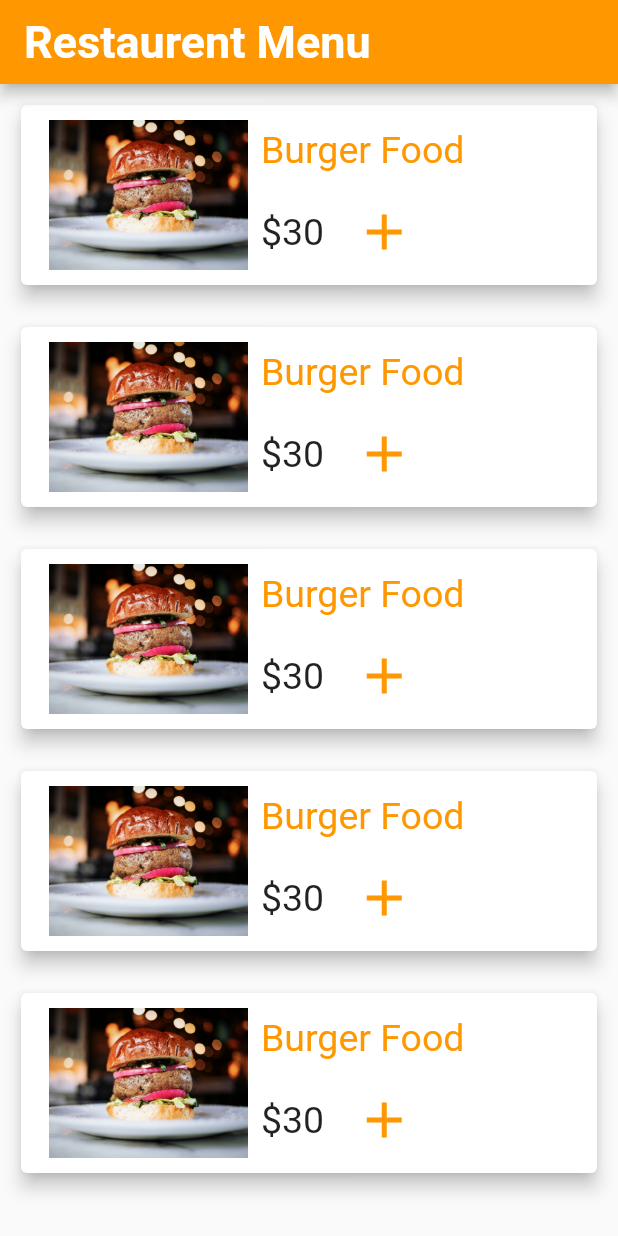
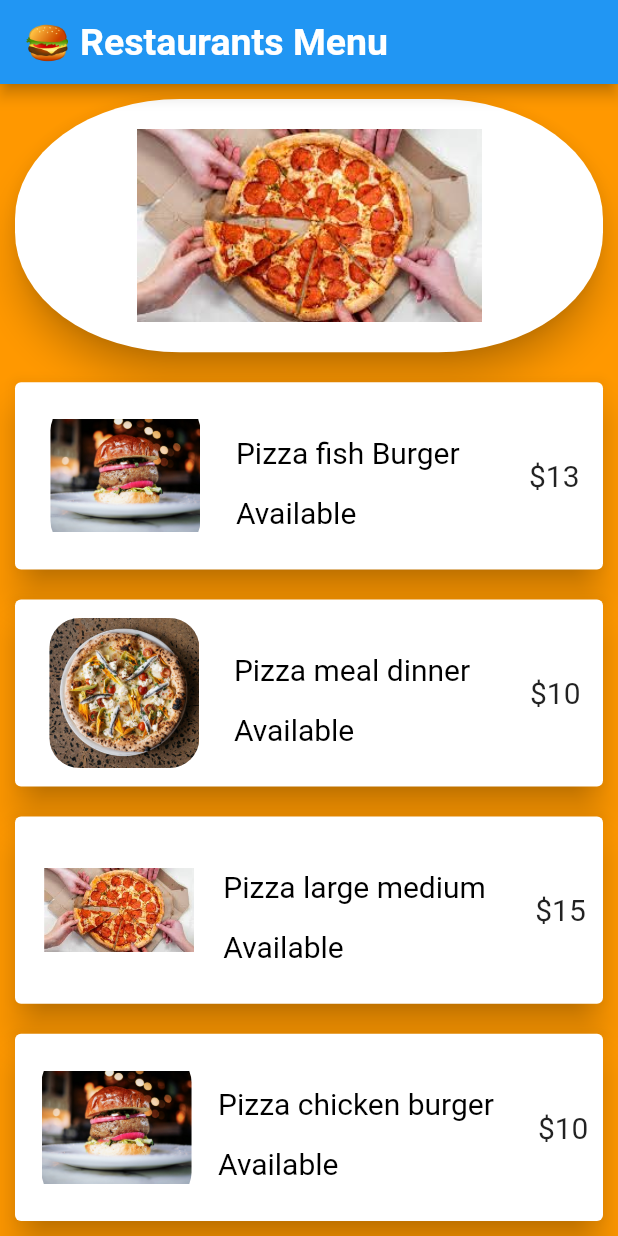
Before and after one commit to Miirshe/restaurent_menu, a Flutter app: the screen it shows after launch, on a phone screen of 412 x 824 dp. Run offline on Flutter 3.47's test engine with Material 2 defaults, Android fonts, the light colour scheme and no system bars.

Commit message:
completed user interface recipe menu

```diff
--- /dev/null
+++ b/lib/Screens/HomeScreen.dart
@@ -0,0 +1,55 @@
+import 'package:flutter/material.dart';
+import 'package:restaurent_menu/widgets/MenuCards.dart';
+import 'package:restaurent_menu/widgets/constants.dart';
+
+class HomeScreen extends StatelessWidget {
+  Widget build(BuildContext context) {
+    return MaterialApp(
+      home: Scaffold(
+        backgroundColor: bgColor,
+        appBar: AppBar(
+          title: Text(
+            '🍔 Restaurants Menu',
+            style: TextStyle(fontSize: 25, fontWeight: FontWeight.w600),
+          ),
+        ),
+        body: Container(
+          child: Column(
+            children: [
+              Row(
+                children: [
+                  Expanded(
+                    child: Card(
+                      shape: RoundedRectangleBorder(
+                        borderRadius: BorderRadius.only(
+                          topLeft: Radius.elliptical(110, 80),
+                          bottomLeft: Radius.elliptical(110, 80),
+                          topRight: Radius.elliptical(110, 80),
+                          bottomRight: Radius.elliptical(110, 80),
+                        ),
+                      ),
+                      margin: EdgeInsets.all(10),
+                      elevation: 10,
+                      child: Container(
+                          padding: EdgeInsets.all(20),
+                          child: Center(
+                            child: Image.asset(
+                              'assets/images/cover.jpeg',
+                              width: 230,
+                            ),
+                          )),
+                    ),
+                  ),
+                ],
+              ),
+              MenuCards(menu: 'Pizza fish Burger ',price: 13,photo: 'burger.jpg',),
+              MenuCards(menu: 'Pizza meal dinner', price: 10,photo: 'pizzamealdinner.jpg',),
+              MenuCards(menu: 'Pizza large medium', price: 15,photo: 'cover.jpeg',),
+              MenuCards(menu: 'Pizza chicken burger', price: 10,photo: 'burger.jpg',),
+            ],
+          ),
+        ),
+      ),
+    );
+  }
+}
--- a/lib/main.dart
+++ b/lib/main.dart
@@ -1,82 +1,12 @@
 import 'package:flutter/material.dart';
-import 'package:restaurent_menu/widgets/constants.dart';
+import 'package:restaurent_menu/Screens/HomeScreen.dart';
 
-
-void main() {
-  runApp(MaterialApp(
-    home: Scaffold(
-      appBar: AppBar(
-        backgroundColor: bgColor,
-        title: Text(
-          'Restaurent Menu',
-          style: TextStyle(
-              fontSize: 30, fontWeight: FontWeight.bold, color: textColor),
-        ),
-      ),
-      body: Column(
-        children: [
-          Menu_Cards(),
-          Menu_Cards(),
-          Menu_Cards(),
-          Menu_Cards(),
-          Menu_Cards(),
-        ],
-      ),
-    ),
-  ));
+void main(){
+  runApp(MyApp());
 }
 
-class Menu_Cards extends StatelessWidget {
-  const Menu_Cards({
-    super.key,
-  });
-
-  @override
-  Widget build(BuildContext context) {
-    return Card(
-      elevation: 5,
-      margin: EdgeInsets.all(14),
-      child: Padding(
-        padding: const EdgeInsets.all(10),
-        child: Row(
-          mainAxisAlignment: MainAxisAlignment.start,
-          children: [
-            Container(
-              child: Image.asset(
-                'assets/images/burger.jpg',
-                width: 150,
-                height: 100,
-              ),
-              decoration:
-                  BoxDecoration(borderRadius: BorderRadius.circular(30)),
-            ),
-            Column(
-              mainAxisAlignment: MainAxisAlignment.start,
-              crossAxisAlignment: CrossAxisAlignment.start,
-              children: [
-                Text(
-                  'Burger Food',
-                  style: TextStyle(
-                      fontSize: 25,
-                      fontWeight: FontWeight.normal,
-                      color: bgColor),
-                ),
-                SizedBox(height: 20),
-                Row(
-                  children: [
-                    Text(
-                      '\$30',
-                      style: TextStyle(fontSize: 25),
-                    ),
-                    SizedBox(width: 20,),
-                    Icon(Icons.add, size: 40,color: bgColor,)
-                  ],
-                )
-              ],
-            )
-          ],
-        ),
-      ),
-    );
+class MyApp extends StatelessWidget{
+  Widget build(BuildContext context){
+    return HomeScreen();
   }
 }
--- /dev/null
+++ b/lib/widgets/MenuCards.dart
@@ -0,0 +1,53 @@
+import 'package:flutter/material.dart';
+
+class MenuCards extends StatelessWidget {
+  final int price;
+  final String menu;
+  final String photo;
+  const MenuCards({
+    required this.price,
+    required this.menu,
+    required this.photo
+  });
+
+  @override
+  Widget build(BuildContext context) {
+    return Expanded(
+      child: Card(
+        margin: EdgeInsets.all(10),
+        elevation: 10,
+        child: Row(
+          mainAxisAlignment: MainAxisAlignment.spaceEvenly,
+          children: [
+            Container(
+              margin: EdgeInsets.all(8),
+              decoration: BoxDecoration(
+                // borderRadius: BorderRadius.circular(90),
+              ),
+              child: ClipRRect(
+                borderRadius: BorderRadius.circular(20),
+                child: Image.asset(
+                  'assets/images/$photo',
+                  width: 100,
+                  height: 100,
+                ),
+              ),
+            ),
+            RichText(
+            text: TextSpan(
+              text: '$menu',
+              style: TextStyle(fontSize: 20,color: Colors.black,height: 2),
+              children: [
+                TextSpan(text: '\nAvailable'),
+              ],
+            ),
+            textAlign: TextAlign.start,
+          ),
+          SizedBox(width: 10,),
+          Text('\$$price',style: TextStyle(fontSize: 20),)
+          ],
+        ),
+      ),
+    );
+  }
+}
--- a/lib/widgets/constants.dart
+++ b/lib/widgets/constants.dart
@@ -1,4 +1,4 @@
 import 'package:flutter/material.dart';
 
 const bgColor = Colors.orange;
-const textColor = Colors.white;
+const textColor = Colors.green;
--- a/pubspec.yaml
+++ b/pubspec.yaml
@@ -36,7 +36,6 @@ dependencies:
   # The following adds the Cupertino Icons font to your application.
   # Use with the CupertinoIcons class for iOS style icons.
   cupertino_icons: ^1.0.2
-  flutter_icons: ^1.1.0
 
 dev_dependencies:
   flutter_test:
```
Also changed, not shown: assets/images/cover.jpeg (added), assets/images/pizzafish.jpg (added), assets/images/pizzamealdinner.jpg (added).
